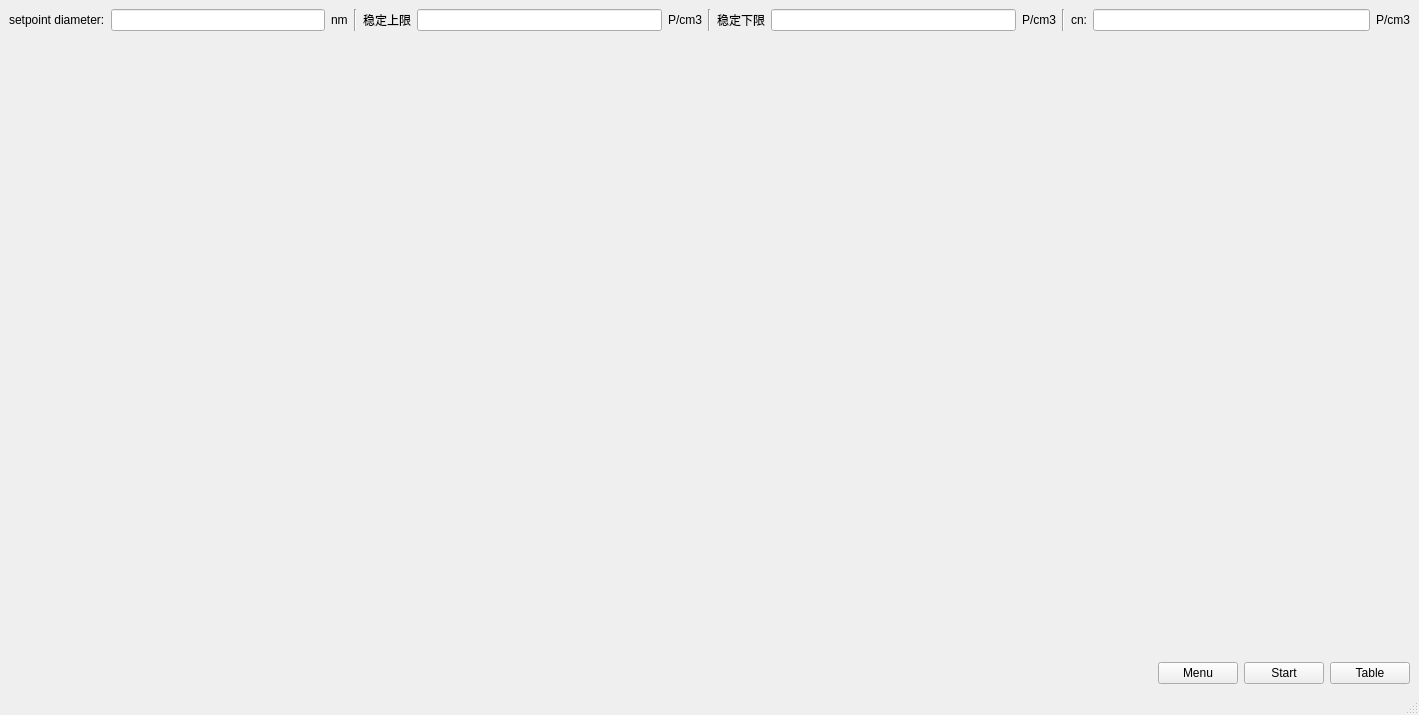
Old version of the form mainwindow.ui in the repository walkblank/measureTool.
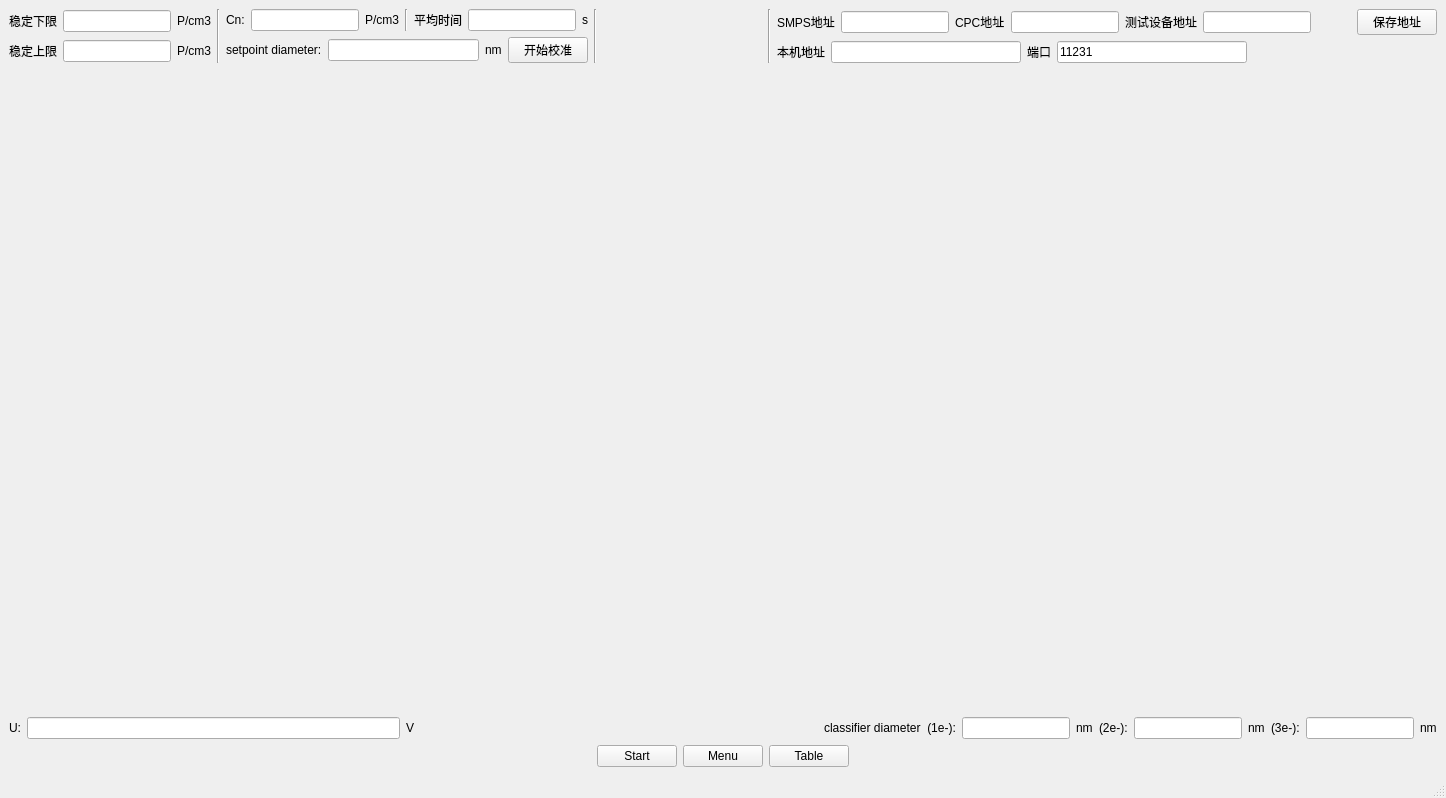
New version of the form.

Commit message: 1. add calib client 2. add new lines 3. add address edit

Diff of the .ui file:
```diff
--- a/mainwindow.ui
+++ b/mainwindow.ui
@@ -6,35 +6,74 @@
    <rect>
     <x>0</x>
     <y>0</y>
-    <width>1419</width>
-    <height>715</height>
+    <width>1446</width>
+    <height>798</height>
    </rect>
   </property>
   <property name="windowTitle">
    <string>MeasureTool</string>
   </property>
   <widget class="QWidget" name="centralwidget">
-   <layout class="QVBoxLayout" name="verticalLayout" stretch="0,1,0">
+   <layout class="QVBoxLayout" name="verticalLayout" stretch="0,1,0,0">
     <item>
-     <layout class="QHBoxLayout" name="horizontalLayout_6">
+     <layout class="QHBoxLayout" name="horizontalLayout_11">
       <item>
-       <layout class="QHBoxLayout" name="horizontalLayout_4">
+       <layout class="QVBoxLayout" name="verticalLayout_3">
         <item>
-         <widget class="QLabel" name="label_3">
-          <property name="text">
-           <string>setpoint diameter:</string>
-          </property>
-         </widget>
+         <layout class="QHBoxLayout" name="horizontalLayout_3">
+          <item>
+           <widget class="QLabel" name="label_2">
+            <property name="text">
+             <string>稳定下限</string>
+            </property>
+           </widget>
+          </item>
+          <item>
+           <widget class="QLineEdit" name="lowerValue">
+            <property name="layoutDirection">
+             <enum>Qt::RightToLeft</enum>
+            </property>
+            <property name="alignment">
+             <set>Qt::AlignRight|Qt::AlignTrailing|Qt::AlignVCenter</set>
+            </property>
+           </widget>
+          </item>
+          <item>
+           <widget class="QLabel" name="label_5">
+            <property name="text">
+             <string>P/cm3</string>
+            </property>
+           </widget>
+          </item>
+         </layout>
         </item>
         <item>
-         <widget class="QLineEdit" name="lineEdit_3"/>
-        </item>
-        <item>
-         <widget class="QLabel" name="label_6">
-          <property name="text">
-           <string>nm</string>
-          </property>
-         </widget>
+         <layout class="QHBoxLayout" name="horizontalLayout_2">
+          <item>
+           <widget class="QLabel" name="label">
+            <property name="text">
+             <string>稳定上限</string>
+            </property>
+           </widget>
+          </item>
+          <item>
+           <widget class="QLineEdit" name="upperValue">
+            <property name="layoutDirection">
+             <enum>Qt::RightToLeft</enum>
+            </property>
+            <property name="alignment">
+             <set>Qt::AlignRight|Qt::AlignTrailing|Qt::AlignVCenter</set>
+            </property>
+           </widget>
+          </item>
+          <item>
+           <widget class="QLabel" name="label_4">
+            <property name="text">
+             <string>P/cm3</string>
+            </property>
+           </widget>
+          </item>
+         </layout>
         </item>
        </layout>
       </item>
@@ -46,51 +85,79 @@
        </widget>
       </item>
       <item>
-       <layout class="QHBoxLayout" name="horizontalLayout_2">
+       <layout class="QVBoxLayout" name="verticalLayout_4">
         <item>
-         <widget class="QLabel" name="label">
-          <property name="text">
-           <string>稳定上限</string>
-          </property>
-         </widget>
+         <layout class="QHBoxLayout" name="horizontalLayout_5">
+          <item>
+           <widget class="QLabel" name="label_7">
+            <property name="text">
+             <string>Cn:</string>
+            </property>
+           </widget>
+          </item>
+          <item>
+           <widget class="QLineEdit" name="cnValue"/>
+          </item>
+          <item>
+           <widget class="QLabel" name="label_8">
+            <property name="text">
+             <string>P/cm3</string>
+            </property>
+           </widget>
+          </item>
+          <item>
+           <widget class="Line" name="line_4">
+            <property name="orientation">
+             <enum>Qt::Vertical</enum>
+            </property>
+           </widget>
+          </item>
+          <item>
+           <widget class="QLabel" name="label_9">
+            <property name="text">
+             <string>平均时间</string>
+            </property>
+           </widget>
+          </item>
+          <item>
+           <widget class="QLineEdit" name="averTime"/>
+          </item>
+          <item>
+           <widget class="QLabel" name="label_10">
+            <property name="text">
+             <string>s</string>
+            </property>
+           </widget>
+          </item>
+         </layout>
         </item>
         <item>
-         <widget class="QLineEdit" name="lineEdit"/>
-        </item>
-        <item>
-         <widget class="QLabel" name="label_4">
-          <property name="text">
-           <string>P/cm3</string>
-          </property>
-         </widget>
-        </item>
-       </layout>
-      </item>
-      <item>
-       <widget class="Line" name="line_2">
-        <property name="orientation">
-         <enum>Qt::Vertical</enum>
-        </property>
-       </widget>
-      </item>
-      <item>
-       <layout class="QHBoxLayout" name="horizontalLayout_3">
-        <item>
-         <widget class="QLabel" name="label_2">
-          <property name="text">
-           <string>稳定下限</string>
-          </property>
-         </widget>
-        </item>
-        <item>
-         <widget class="QLineEdit" name="lineEdit_2"/>
-        </item>
-        <item>
-         <widget class="QLabel" name="label_5">
-          <property name="text">
-           <string>P/cm3</string>
-          </property>
-         </widget>
+         <layout class="QHBoxLayout" name="horizontalLayout_4">
+          <item>
+           <widget class="QLabel" name="label_3">
+            <property name="text">
+             <string>setpoint diameter:</string>
+            </property>
+           </widget>
+          </item>
+          <item>
+           <widget class="QLineEdit" name="setMeter"/>
+          </item>
+          <item>
+           <widget class="QLabel" name="label_6">
+            <property name="text">
+             <string>nm</string>
+            </property>
+           </widget>
+          </item>
+          <item>
+           <widget class="QPushButton" name="startCalibBtn">
+            <property name="text">
+             <string>开始校准</string>
+            </property>
+           </widget>
+          </item>
+         </layout>
         </item>
        </layout>
       </item>
@@ -102,23 +169,121 @@
        </widget>
       </item>
       <item>
-       <layout class="QHBoxLayout" name="horizontalLayout_5">
+       <spacer name="horizontalSpacer_5">
+        <property name="orientation">
+         <enum>Qt::Horizontal</enum>
+        </property>
+        <property name="sizeHint" stdset="0">
+         <size>
+          <width>40</width>
+          <height>20</height>
+         </size>
+        </property>
+       </spacer>
+      </item>
+      <item>
+       <widget class="Line" name="line_2">
+        <property name="orientation">
+         <enum>Qt::Vertical</enum>
+        </property>
+       </widget>
+      </item>
+      <item>
+       <layout class="QVBoxLayout" name="verticalLayout_2">
         <item>
-         <widget class="QLabel" name="label_7">
-          <property name="text">
-           <string>cn:</string>
-          </property>
-         </widget>
+         <layout class="QHBoxLayout" name="horizontalLayout_6">
+          <item>
+           <widget class="QLabel" name="label_21">
+            <property name="text">
+             <string>SMPS地址</string>
+            </property>
+           </widget>
+          </item>
+          <item>
+           <widget class="QLineEdit" name="smpsAddr"/>
+          </item>
+          <item>
+           <widget class="QLabel" name="label_22">
+            <property name="text">
+             <string>CPC地址</string>
+            </property>
+           </widget>
+          </item>
+          <item>
+           <widget class="QLineEdit" name="cpcAddr"/>
+          </item>
+          <item>
+           <widget class="QLabel" name="label_23">
+            <property name="text">
+             <string>测试设备地址</string>
+            </property>
+           </widget>
+          </item>
+          <item>
+           <widget class="QLineEdit" name="testDevAddr"/>
+          </item>
+          <item>
+           <spacer name="horizontalSpacer_6">
+            <property name="orientation">
+             <enum>Qt::Horizontal</enum>
+            </property>
+            <property name="sizeHint" stdset="0">
+             <size>
+              <width>40</width>
+              <height>20</height>
+             </size>
+            </property>
+           </spacer>
+          </item>
+          <item>
+           <widget class="QPushButton" name="saveBtn">
+            <property name="text">
+             <string>保存地址</string>
+            </property>
+           </widget>
+          </item>
+         </layout>
         </item>
         <item>
-         <widget class="QLineEdit" name="lineEdit_4"/>
-        </item>
-        <item>
-         <widget class="QLabel" name="label_8">
-          <property name="text">
-           <string>P/cm3</string>
-          </property>
-         </widget>
+         <layout class="QHBoxLayout" name="horizontalLayout_12" stretch="0,0,0,0,0">
+          <item>
+           <widget class="QLabel" name="label_19">
+            <property name="text">
+             <string>本机地址</string>
+            </property>
+           </widget>
+          </item>
+          <item>
+           <widget class="QLineEdit" name="localAddr"/>
+          </item>
+          <item>
+           <widget class="QLabel" name="label_20">
+            <property name="text">
+             <string>端口</string>
+            </property>
+           </widget>
+          </item>
+          <item>
+           <widget class="QLineEdit" name="listenPort">
+            <property name="text">
+             <string>11231</string>
+            </property>
+           </widget>
+          </item>
+          <item>
+           <spacer name="horizontalSpacer_3">
+            <property name="orientation">
+             <enum>Qt::Horizontal</enum>
+            </property>
+            <property name="sizeHint" stdset="0">
+             <size>
+              <width>40</width>
+              <height>20</height>
+             </size>
+            </property>
+           </spacer>
+          </item>
+         </layout>
         </item>
        </layout>
       </item>
@@ -127,6 +292,99 @@
     <item>
      <layout class="QHBoxLayout" name="chartViewLayout"/>
     </item>
+    <item>
+     <layout class="QHBoxLayout" name="horizontalLayout_7">
+      <item>
+       <layout class="QHBoxLayout" name="horizontalLayout_8">
+        <item>
+         <widget class="QLabel" name="label_11">
+          <property name="text">
+           <string>U:</string>
+          </property>
+         </widget>
+        </item>
+        <item>
+         <widget class="QLineEdit" name="lineEdit_6"/>
+        </item>
+        <item>
+         <widget class="QLabel" name="label_12">
+          <property name="text">
+           <string>V</string>
+          </property>
+         </widget>
+        </item>
+       </layout>
+      </item>
+      <item>
+       <spacer name="horizontalSpacer_2">
+        <property name="orientation">
+         <enum>Qt::Horizontal</enum>
+        </property>
+        <property name="sizeHint" stdset="0">
+         <size>
+          <width>40</width>
+          <height>20</height>
+         </size>
+        </property>
+       </spacer>
+      </item>
+      <item>
+       <layout class="QHBoxLayout" name="horizontalLayout_9">
+        <item>
+         <widget class="QLabel" name="label_13">
+          <property name="text">
+           <string>classifier diameter  (1e-):</string>
+          </property>
+         </widget>
+        </item>
+        <item>
+         <widget class="QLineEdit" name="value1e"/>
+        </item>
+        <item>
+         <widget class="QLabel" name="label_14">
+          <property name="text">
+           <string>nm</string>
+          </property>
+         </widget>
+        </item>
+        <item>
+         <widget class="QLabel" name="label_15">
+          <property name="text">
+           <string>(2e-):</string>
+          </property>
+         </widget>
+        </item>
+        <item>
+         <widget class="QLineEdit" name="value2e"/>
+        </item>
+        <item>
+         <widget class="QLabel" name="label_17">
+          <property name="text">
+           <string>nm</string>
+          </property>
+         </widget>
+        </item>
+        <item>
+         <widget class="QLabel" name="label_16">
+          <property name="text">
+           <string>(3e-):</string>
+          </property>
+         </widget>
+        </item>
+        <item>
+         <widget class="QLineEdit" name="value3e"/>
+        </item>
+        <item>
+         <widget class="QLabel" name="label_18">
+          <property name="text">
+           <string>nm</string>
+          </property>
+         </widget>
+        </item>
+       </layout>
+      </item>
+     </layout>
+    </item>
     <item>
      <layout class="QHBoxLayout" name="horizontalLayout">
       <item>
@@ -142,13 +400,6 @@
         </property>
        </spacer>
       </item>
-      <item>
-       <widget class="QPushButton" name="pushButton">
-        <property name="text">
-         <string>Menu</string>
-        </property>
-       </widget>
-      </item>
       <item>
        <widget class="QPushButton" name="startBtn">
         <property name="text">
@@ -157,12 +408,32 @@
        </widget>
       </item>
       <item>
-       <widget class="QPushButton" name="pushButton_2">
+       <widget class="QPushButton" name="menuBtn">
+        <property name="text">
+         <string>Menu</string>
+        </property>
+       </widget>
+      </item>
+      <item>
+       <widget class="QPushButton" name="tableBtn">
         <property name="text">
          <string>Table</string>
         </property>
        </widget>
       </item>
+      <item>
+       <spacer name="horizontalSpacer_4">
+        <property name="orientation">
+         <enum>Qt::Horizontal</enum>
+        </property>
+        <property name="sizeHint" stdset="0">
+         <size>
+          <width>40</width>
+          <height>20</height>
+         </size>
+        </property>
+       </spacer>
+      </item>
      </layout>
     </item>
    </layout>
```
Left out of the diff: 10 changed lines with no effect on the pictures. The commit also changes 8 other files.
